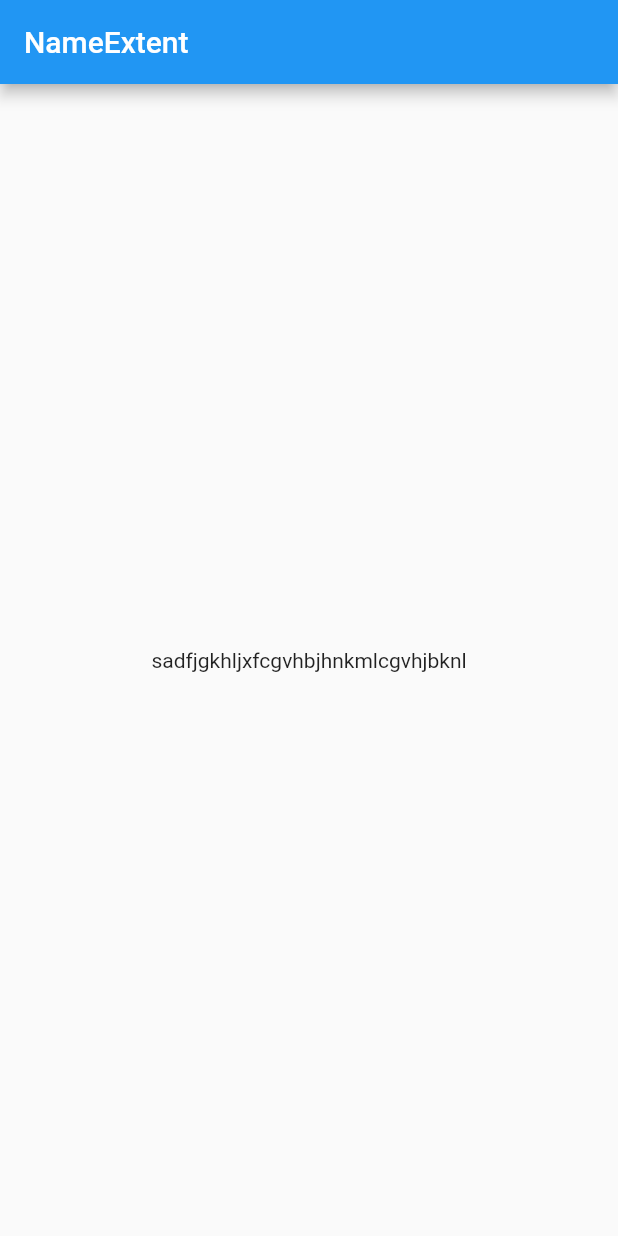
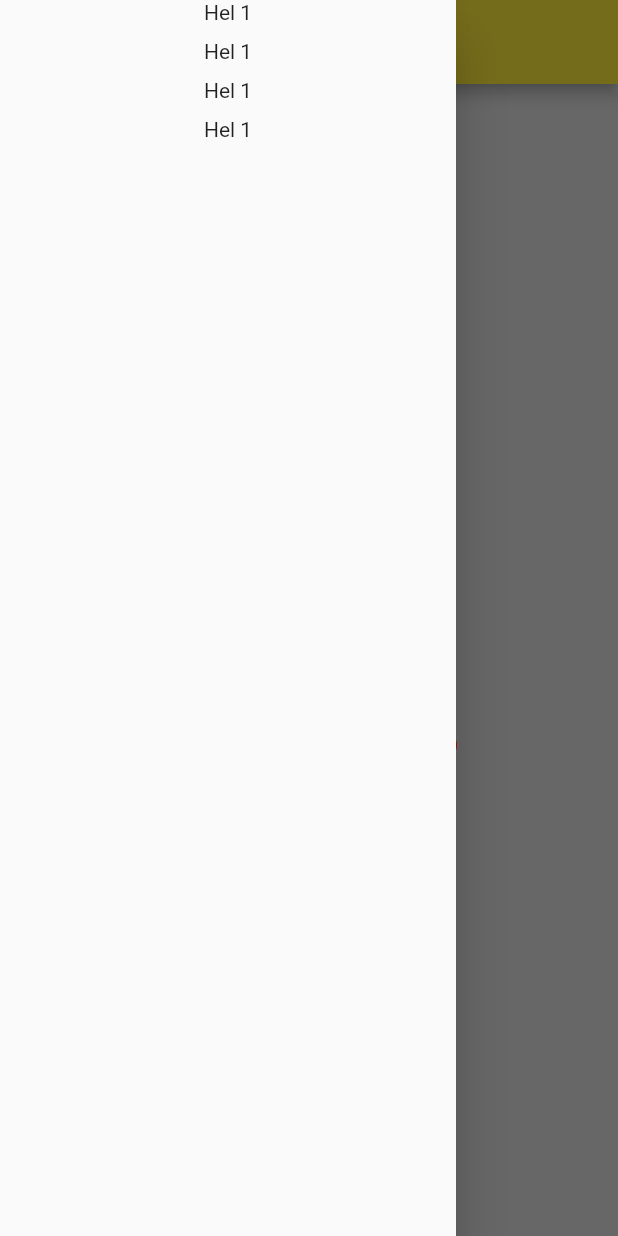
Before and after one commit to Amina-UC/A4-Tutorial, a Flutter app: the screen it shows after launch, with the side drawer open (before the commit the screen has no drawer), on a phone screen of 412 x 824 dp. Run offline on Flutter 3.47's test engine with Material 2 defaults, Android fonts, the phone set to English and light mode, and no system bars.

Commit message:
Widget Style Common

```diff
--- /dev/null
+++ b/lib/Common_Widget.dart
@@ -0,0 +1,34 @@
+import 'package:datatransfer/widget_style.dart';
+import 'package:flutter/material.dart';
+
+class WidgetExample extends StatefulWidget {
+  @override
+  _WidgetExampleState createState() => _WidgetExampleState();
+}
+
+class _WidgetExampleState extends State<WidgetExample> {
+  @override
+  Widget build(BuildContext context) {
+    return Scaffold(
+      appBar: apbar,
+      drawer: drw,
+      backgroundColor: g,
+      body: Center(
+        child: Column(mainAxisAlignment: MainAxisAlignment.center,
+          children: [
+            Padding(
+              padding: pad3,
+              child: Text("AAAAAAAAAAAAAAAA",style: f18rB,),
+            ),
+            SizedBox(height: 15,),
+            Text("BBBBBBBBBBBBBBBB",style: f18rB),
+            SizedBox(height: 15,),
+            Text("CCCCCCCCCCCCCCCC",style: f18rB),
+            SizedBox(height: 15,),
+            Text("DDDDDDDDDDDDDDDDD",style:f18rB)
+          ],
+        ),
+      ),
+    );
+  }
+}
--- a/lib/main.dart
+++ b/lib/main.dart
@@ -1,6 +1,9 @@
 import 'package:datatransfer/data.dart';
 import 'package:datatransfer/nameExtent.dart';
 import 'package:flutter/material.dart';
+
+import 'Common_Widget.dart';
+import 'bottom_nav.dart';
 
 void main() {
   runApp(MyApp());
@@ -10,12 +13,12 @@ class MyApp extends StatelessWidget {
   @override
   Widget build(BuildContext context) {
     return MaterialApp(
-      title: 'Flutter Demo',
+      title: 'Tutorial App',color: Colors.red,
       theme: ThemeData(
         primarySwatch: Colors.blue,
         visualDensity: VisualDensity.adaptivePlatformDensity,
       ),
-      home: NameExtent(),
+      home: WidgetExample(),
     );
   }
 }
--- /dev/null
+++ b/lib/widget_style.dart
@@ -0,0 +1,47 @@
+import 'package:flutter/material.dart';
+
+TextStyle f14rB = TextStyle (
+  color: Colors.red,
+  fontSize: 14,
+  fontWeight: FontWeight.bold
+);
+
+Color g =Colors.grey[300];
+
+TextStyle f14r = TextStyle (
+    color: Colors.red,
+    fontSize: 14,
+);
+
+TextStyle f18rB = TextStyle (
+    color: Colors.red,
+    fontSize: 18,
+    fontWeight: FontWeight.bold
+);
+
+TextStyle f18gB = TextStyle (
+    color: Colors.green,
+    fontSize: 18,
+    fontWeight: FontWeight.bold
+);
+
+Drawer drw= Drawer(
+  child: Column(
+      children: [
+          Text("Hel 1"),
+          SizedBox(height: 10,),
+          Text("Hel 1"),
+          SizedBox(height: 10,),
+          Text("Hel 1"),
+          SizedBox(height: 10,),
+          Text("Hel 1"),
+      ],
+  ),
+);
+
+AppBar  apbar = AppBar(
+    backgroundColor: Colors.yellow,
+    title: Text("Ami App",style: f18gB,),
+);
+
+EdgeInsets pad3 =EdgeInsets.all(3);
--- a/pubspec.yaml
+++ b/pubspec.yaml
@@ -28,6 +28,7 @@ dependencies:
   # The following adds the Cupertino Icons font to your application.
   # Use with the CupertinoIcons class for iOS style icons.
   cupertino_icons: ^0.1.3
+  persistent_bottom_nav_bar: ^2.0.5
 
 dev_dependencies:
   flutter_test:
```
Also changed, not shown: lib/account.dart (added, +18 -0 lines), lib/bottom_nav.dart (added, +52 -0 lines), lib/chat.dart (added, +19 -0 lines), lib/data.dart (+8 -4 lines), lib/home.dart (added, +41 -0 lines), lib/home111.dart (added, +77 -0 lines), lib/nameExtent.dart (+6 -3 lines), pubspec.lock.
